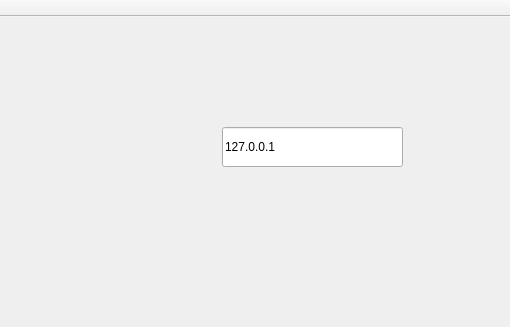
Above: EmoSens/mainwindow.ui from tylnesh/EmoSens before the change; both pictures show x 770 to 1280 and y 0 to 327 of the 1280 by 720 pixel window. Below: the same form after it.
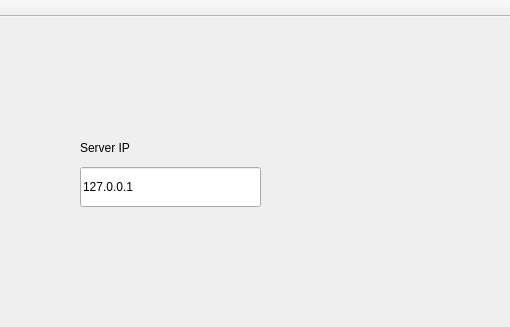
That is the form after the change.

What changed in the file:
```diff
--- a/EmoSens/mainwindow.ui
+++ b/EmoSens/mainwindow.ui
@@ -17,8 +17,8 @@
    <widget class="QLineEdit" name="ipEdit">
     <property name="geometry">
      <rect>
-      <x>992</x>
-      <y>110</y>
+      <x>850</x>
+      <y>150</y>
       <width>181</width>
       <height>40</height>
      </rect>
@@ -53,6 +53,19 @@
      <string>Visualize data</string>
     </property>
    </widget>
+   <widget class="QLabel" name="label">
+    <property name="geometry">
+     <rect>
+      <x>850</x>
+      <y>120</y>
+      <width>151</width>
+      <height>21</height>
+     </rect>
+    </property>
+    <property name="text">
+     <string>Server IP</string>
+    </property>
+   </widget>
   </widget>
   <widget class="QMenuBar" name="menuBar">
    <property name="geometry">
```
